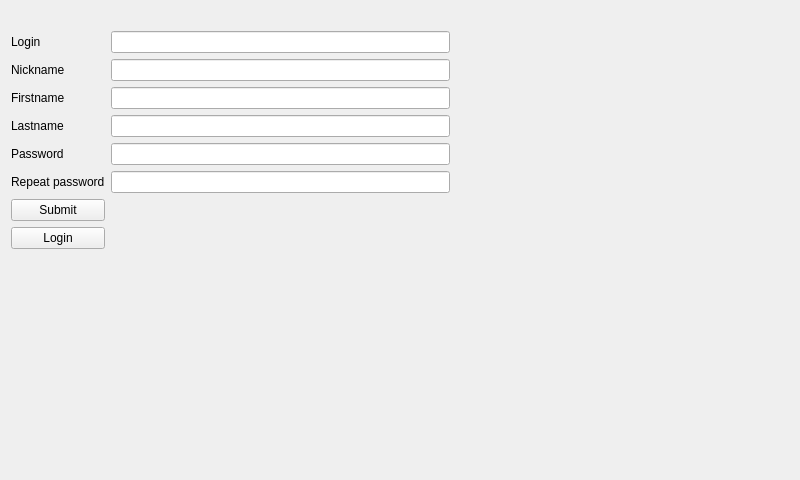
The window that client/src/SignupPage.ui (cpp-park-vk-education/2023_1_C--) describes before a commit, drawn with Qt 5.
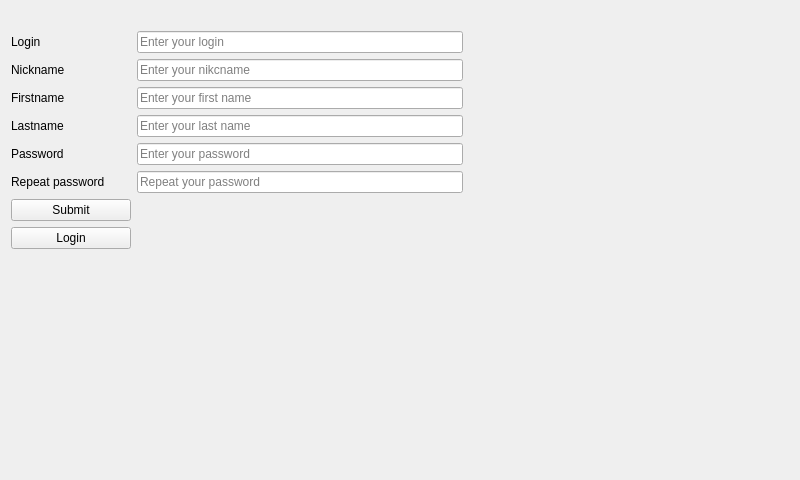
The same window after the commit.

The edit to the form file:
```diff
--- a/client/src/SignupPage.ui
+++ b/client/src/SignupPage.ui
@@ -24,7 +24,11 @@
    <item>
     <layout class="QGridLayout" name="gridLayout">
      <item row="5" column="1">
-      <widget class="QLineEdit" name="repeatedPasswordLineEdit"/>
+      <widget class="QLineEdit" name="repeatedPasswordLineEdit">
+       <property name="placeholderText">
+        <string>Repeat your password</string>
+       </property>
+      </widget>
      </item>
      <item row="0" column="0">
       <widget class="QLabel" name="label">
@@ -34,10 +38,21 @@
       </widget>
      </item>
      <item row="4" column="1">
-      <widget class="QLineEdit" name="passwordLineEdit"/>
+      <widget class="QLineEdit" name="passwordLineEdit">
+       <property name="echoMode">
+        <enum>QLineEdit::Password</enum>
+       </property>
+       <property name="placeholderText">
+        <string>Enter your password</string>
+       </property>
+      </widget>
      </item>
      <item row="2" column="1">
-      <widget class="QLineEdit" name="firstnameLineEdit"/>
+      <widget class="QLineEdit" name="firstnameLineEdit">
+       <property name="placeholderText">
+        <string>Enter your first name</string>
+       </property>
+      </widget>
      </item>
      <item row="2" column="0">
       <widget class="QLabel" name="label_2">
@@ -61,7 +76,11 @@
       </widget>
      </item>
      <item row="1" column="1">
-      <widget class="QLineEdit" name="nicknameLineEdit"/>
+      <widget class="QLineEdit" name="nicknameLineEdit">
+       <property name="placeholderText">
+        <string>Enter your nikcname</string>
+       </property>
+      </widget>
      </item>
      <item row="5" column="0">
       <widget class="QLabel" name="label_3">
@@ -71,10 +90,21 @@
       </widget>
      </item>
      <item row="3" column="1">
-      <widget class="QLineEdit" name="lastnameLineEdit"/>
+      <widget class="QLineEdit" name="lastnameLineEdit">
+       <property name="echoMode">
+        <enum>QLineEdit::Password</enum>
+       </property>
+       <property name="placeholderText">
+        <string>Enter your last name</string>
+       </property>
+      </widget>
      </item>
      <item row="0" column="1">
-      <widget class="QLineEdit" name="loginLineEdit"/>
+      <widget class="QLineEdit" name="loginLineEdit">
+       <property name="placeholderText">
+        <string>Enter your login</string>
+       </property>
+      </widget>
      </item>
      <item row="3" column="0">
       <widget class="QLabel" name="label_4">
@@ -85,6 +115,12 @@
      </item>
      <item row="6" column="0">
       <widget class="QPushButton" name="submitButton">
+       <property name="minimumSize">
+        <size>
+         <width>120</width>
+         <height>0</height>
+        </size>
+       </property>
        <property name="text">
         <string>Submit</string>
        </property>
```
